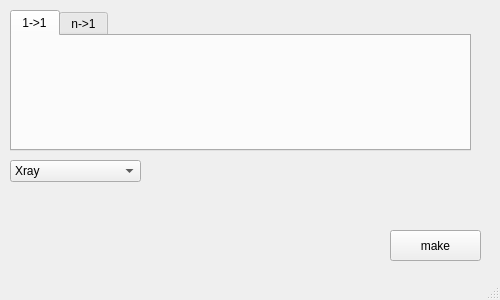
Old version of the form cif2pcr.ui in the repository xpclove/autofp.
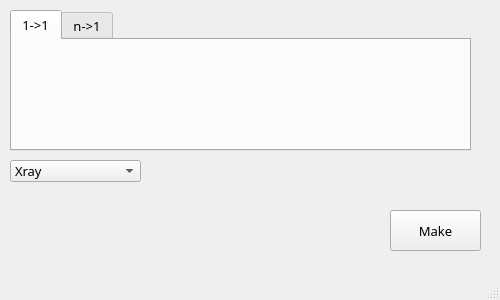
New version of the form.

```diff
--- a/cif2pcr.ui
+++ b/cif2pcr.ui
@@ -23,6 +23,12 @@
       <height>141</height>
      </rect>
     </property>
+    <property name="font">
+     <font>
+      <family>Noto Sans SC</family>
+      <pointsize>10</pointsize>
+     </font>
+    </property>
     <property name="currentIndex">
      <number>0</number>
     </property>
@@ -41,13 +47,19 @@
     <property name="geometry">
      <rect>
       <x>390</x>
-      <y>230</y>
+      <y>210</y>
       <width>91</width>
-      <height>31</height>
+      <height>41</height>
      </rect>
     </property>
+    <property name="font">
+     <font>
+      <family>Noto Sans SC</family>
+      <pointsize>10</pointsize>
+     </font>
+    </property>
     <property name="text">
-     <string>make</string>
+     <string>Make</string>
     </property>
    </widget>
    <widget class="QComboBox" name="comboBox">
@@ -59,6 +71,12 @@
       <height>22</height>
      </rect>
     </property>
+    <property name="font">
+     <font>
+      <family>Noto Sans SC</family>
+      <pointsize>10</pointsize>
+     </font>
+    </property>
     <item>
      <property name="text">
       <string>Xray</string>
```
Left out of the diff: 2 changed lines with no effect on the pictures.
